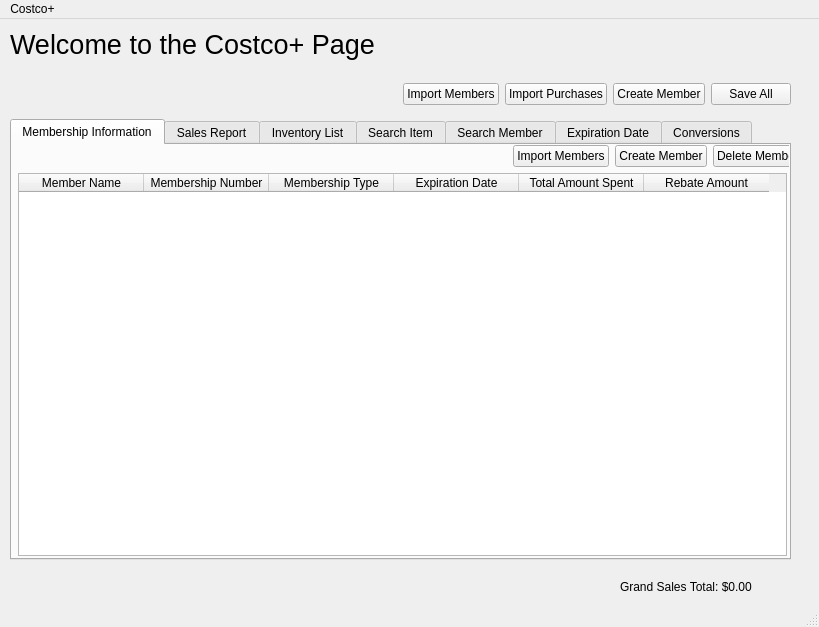
This is dashboard.ui in danielmulvad/CS1C-Project-2 as Qt 5 draws it before an edit. The edited form follows.
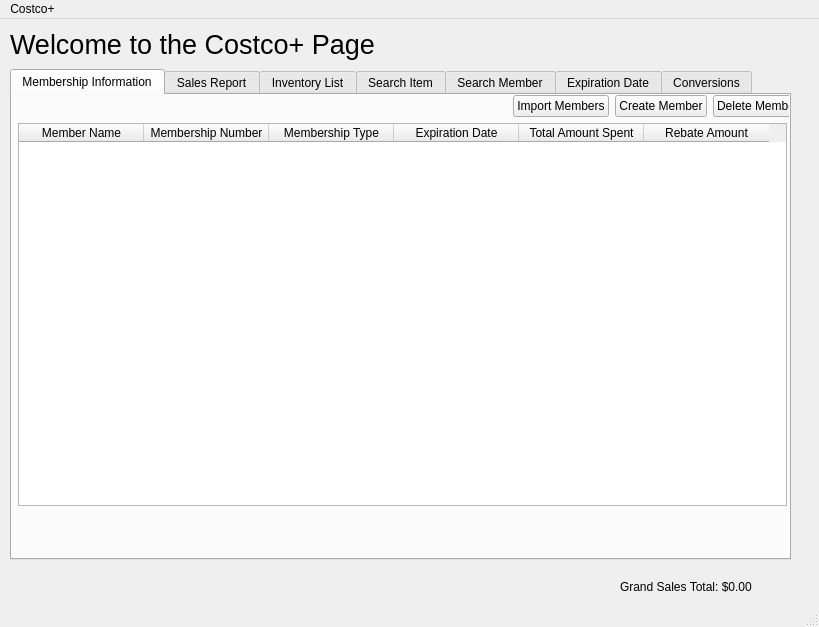
This is the edited form. The open tabs and pages were chosen to show the change.

Diff of the .ui file:
```diff
--- a/dashboard.ui
+++ b/dashboard.ui
@@ -54,69 +54,13 @@
           </item>
         </layout>
       </widget>
-      <widget class="QWidget" name="horizontalLayoutWidget_2">
-        <property name="geometry">
-          <rect>
-            <x>10</x>
-            <y>50</y>
-            <width>781</width>
-            <height>51</height>
-          </rect>
-        </property>
-        <layout class="QHBoxLayout" name="horizontalLayout_2">
-          <property name="sizeConstraint">
-            <enum>QLayout::SetNoConstraint</enum>
-          </property>
-          <item>
-            <spacer name="horizontalSpacer_2">
-              <property name="orientation">
-                <enum>Qt::Horizontal</enum>
-              </property>
-              <property name="sizeHint" stdset="0">
-                <size>
-                  <width>40</width>
-                  <height>20</height>
-                </size>
-              </property>
-            </spacer>
-          </item>
-          <item>
-            <widget class="QPushButton" name="button_importMembersFromFileSelection">
-              <property name="text">
-                <string>Import Members</string>
-              </property>
-            </widget>
-          </item>
-          <item>
-            <widget class="QPushButton" name="button_importPurchasesFromFileSelection">
-              <property name="text">
-                <string>Import Purchases</string>
-              </property>
-            </widget>
-          </item>
-          <item>
-            <widget class="QPushButton" name="button_createMember">
-              <property name="text">
-                <string>Create Member</string>
-              </property>
-            </widget>
-          </item>
-          <item>
-            <widget class="QPushButton" name="button_saveAll">
-              <property name="text">
-                <string>Save All</string>
-              </property>
-            </widget>
-          </item>
-        </layout>
-      </widget>
       <widget class="QWidget" name="verticalLayoutWidget">
         <property name="geometry">
           <rect>
             <x>10</x>
-            <y>100</y>
+      <y>50</y>
             <width>781</width>
-            <height>441</height>
+      <height>491</height>
           </rect>
         </property>
         <layout class="QVBoxLayout" name="verticalLayout">
```
Left out of the diff: 4 changed lines with no effect on the pictures. Lines whose indentation alone changed are shown as unchanged.
